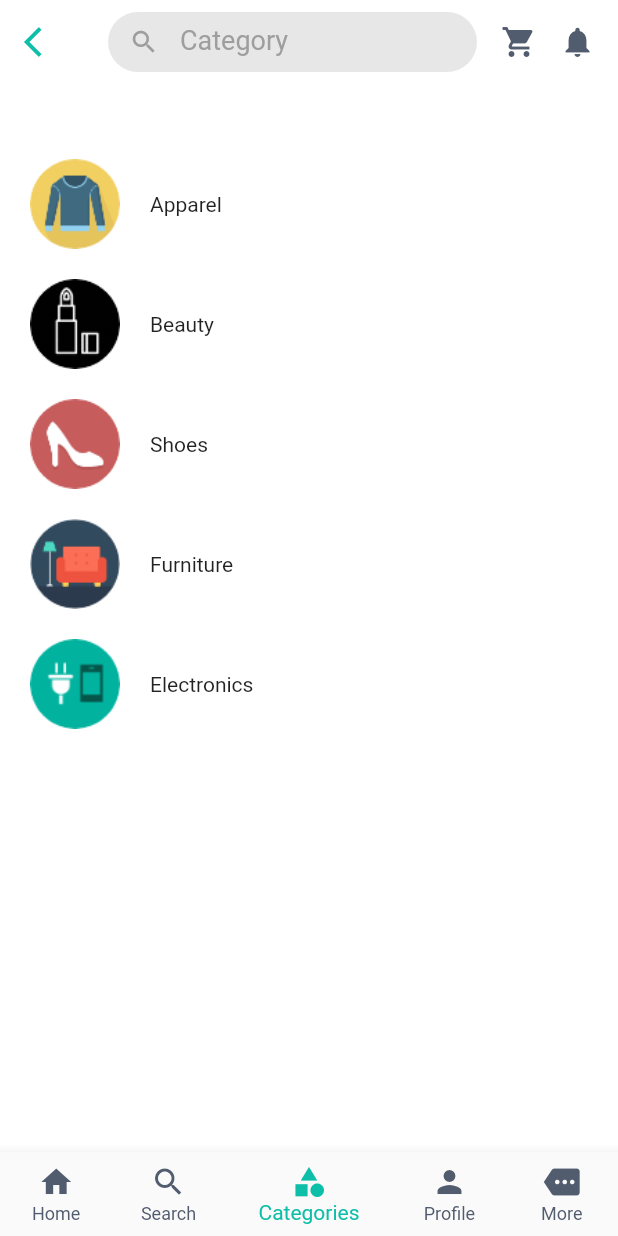
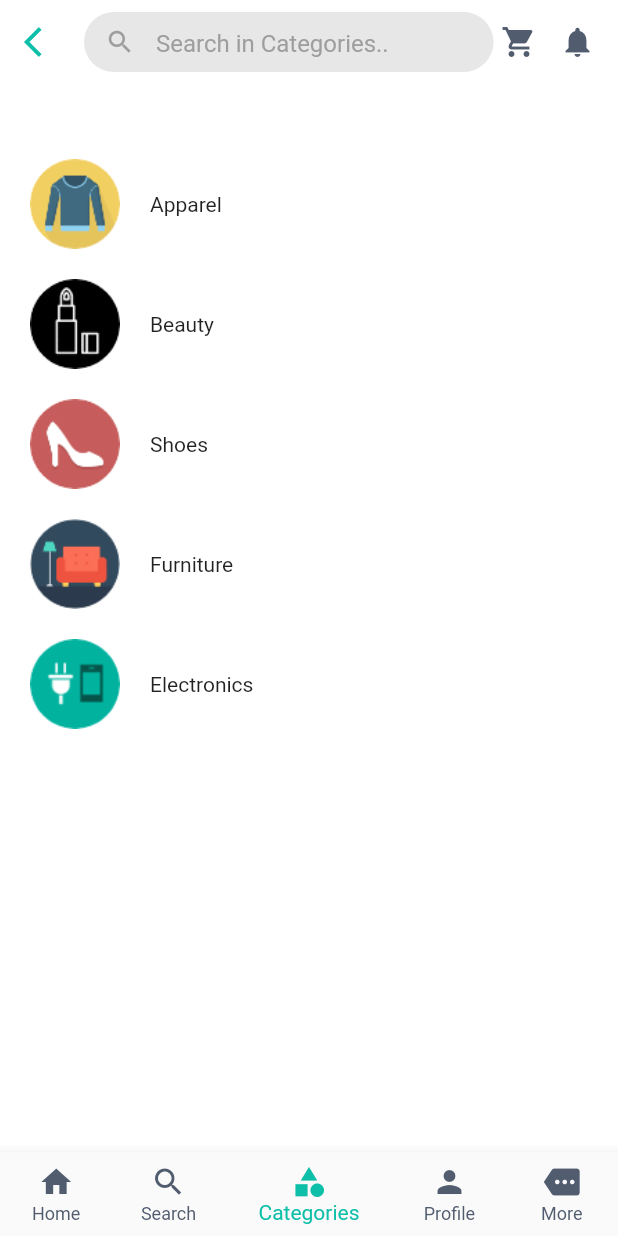
Before and after one commit to AhmedAdel94/bahaa-App, a Flutter app: the Categories screen opened by its route, on a phone screen of 412 x 824 dp. Run offline on Flutter 3.47's test engine with Material 2 defaults, Android fonts, the phone set to English and light mode, and no system bars; our stand-ins replace carousel_slider, firebase_auth, google_sign_in, rxdart, smooth_star_rating; missing offline and left inert: flutter_facebook_login; accounts and stored records are empty; generated files the repository leaves out were written again.

Commit message:
edited some elements measurements

```diff
--- a/lib/UI/Categories.dart
+++ b/lib/UI/Categories.dart
@@ -15,6 +15,7 @@ class _CategoriesState extends State<Categories> {
       backgroundColor: Colors.white,
       bottomNavigationBar: BottomMenu(2),
       appBar: AppBar(
+        titleSpacing: 0.0,
         leading: InkWell(
           onTap: () {
             Navigator.pop(context);
@@ -114,6 +115,7 @@ class _CategoriesState extends State<Categories> {
         children: <Widget>[
           Expanded(
             child: Container(
+              margin: EdgeInsets.only(right: 5.0),
               height: 40,
               decoration: BoxDecoration(
                 color: Color(0xFFE8E7E7),
@@ -124,8 +126,8 @@ class _CategoriesState extends State<Categories> {
                 decoration: InputDecoration(
                   //contentPadding: EdgeInsets.all(12.0),
                   border: InputBorder.none,
-                  hintText: "Category",
-                  hintStyle: TextStyle(color: Colors.grey, fontSize: 18.0),
+                  hintText: "Search in Categories..",
+                  hintStyle: TextStyle(color: Colors.grey, fontSize: 16.0),
                   prefixIcon: Icon(
                     Icons.search,
                     size: 20,
--- a/lib/UI/Home.dart
+++ b/lib/UI/Home.dart
@@ -38,6 +38,7 @@ class _HomeState extends State<Home> {
       drawer: SideDrawer(),
       backgroundColor: Colors.white,
       appBar: AppBar(
+        titleSpacing: 0.0,
         title: searchBar(),
         elevation: 0.0,
         iconTheme: new IconThemeData(
@@ -288,6 +289,7 @@ class _HomeState extends State<Home> {
           Expanded(
             child: Container(
               height: 40,
+              margin: EdgeInsets.only(right: 5.0),
               decoration: BoxDecoration(
                 color: Color(0xFFE8E7E7),
                 borderRadius: BorderRadius.circular(50),
@@ -297,8 +299,8 @@ class _HomeState extends State<Home> {
                 decoration: InputDecoration(
                   //contentPadding: EdgeInsets.all(12.0),
                   border: InputBorder.none,
-                  hintText: "Search",
-                  hintStyle: TextStyle(color: Colors.grey, fontSize: 18.0),
+                  hintText: "Search for Offers..",
+                  hintStyle: TextStyle(color: Colors.grey, fontSize: 16.0),
                   prefixIcon: Icon(
                     Icons.search,
                     size: 20,
--- a/lib/UI/Products.dart
+++ b/lib/UI/Products.dart
@@ -17,7 +17,7 @@ class _ProductsState extends State<Products> {
         elevation: 0.0,
         backgroundColor: Colors.white,
         title: Text(
-          "Products&Services",
+          "Products & Services",
           style: TextStyle(
               color: Color(0xff0dbea8),
               fontSize: 20,
--- a/lib/UI/Shops.dart
+++ b/lib/UI/Shops.dart
@@ -16,6 +16,7 @@ class _ShopsState extends State<Shops> {
       backgroundColor: Colors.white,
       bottomNavigationBar: BottomMenu(2),
       appBar: AppBar(
+        titleSpacing: 0.0,
         leading: InkWell(
           onTap: () {
             Navigator.pop(context);
@@ -175,6 +176,7 @@ class _ShopsState extends State<Shops> {
           Expanded(
             child: Container(
               height: 40,
+              margin: EdgeInsets.only(right: 5.0),
               decoration: BoxDecoration(
                 color: Color(0xFFE8E7E7),
                 borderRadius: BorderRadius.circular(50),
@@ -184,8 +186,8 @@ class _ShopsState extends State<Shops> {
                 decoration: InputDecoration(
                   //contentPadding: EdgeInsets.all(12.0),
                   border: InputBorder.none,
-                  hintText: "Category",
-                  hintStyle: TextStyle(color: Colors.grey, fontSize: 18.0),
+                  hintText: "Search in Shops..",
+                  hintStyle: TextStyle(color: Colors.grey, fontSize: 16.0),
                   prefixIcon: Icon(
                     Icons.search,
                     size: 20,
--- a/lib/UI/laptops.dart
+++ b/lib/UI/laptops.dart
@@ -68,8 +68,8 @@ class _LaptopsState extends State<Laptops> {
                 decoration: InputDecoration(
                   //contentPadding: EdgeInsets.all(12.0),
                   border: InputBorder.none,
-                  hintText: "Category",
-                  hintStyle: TextStyle(color: Colors.grey, fontSize: 18.0),
+                  hintText: "Search Products..",
+                  hintStyle: TextStyle(color: Colors.grey, fontSize: 16.0),
                   prefixIcon: Icon(
                     Icons.search,
                     size: 20,
```
